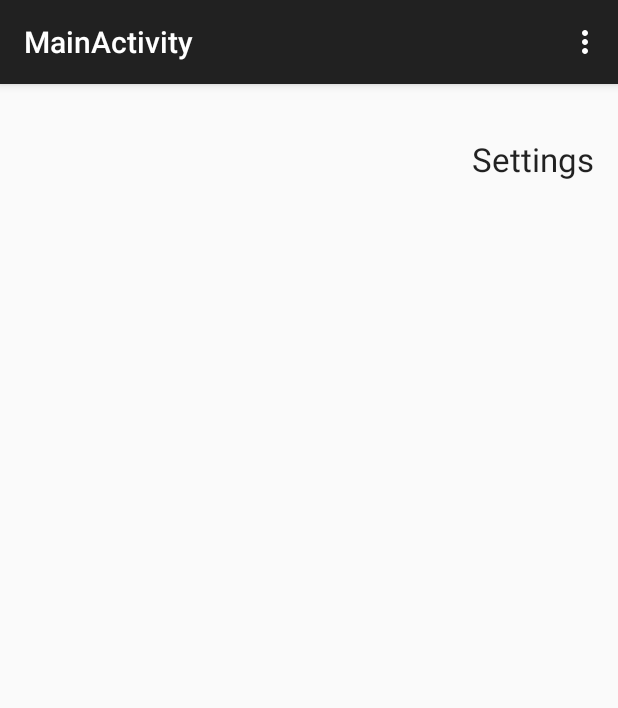
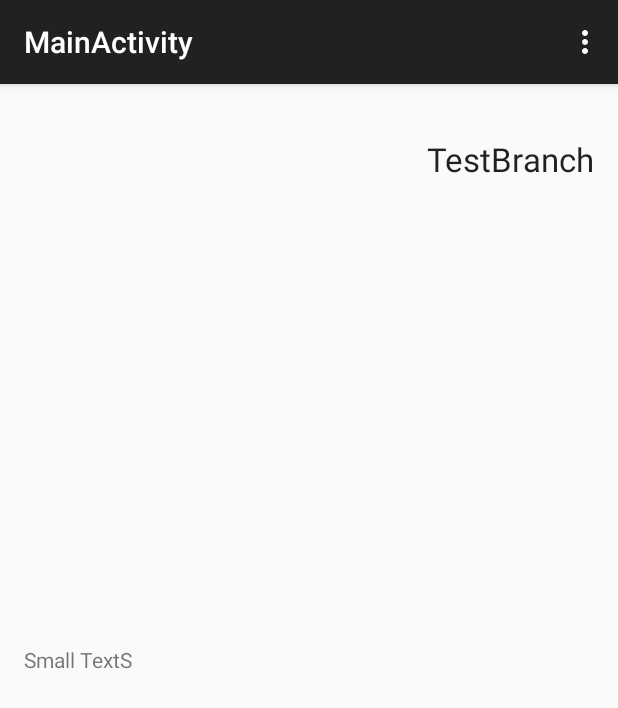
Before and after one commit to rwells71/TestAndroidStudioGithub, an Android app: the screen it shows after launch (MainActivity), on a phone screen of 412 x 824 dp. Shown: the top 708 px of the screen. Run offline under Robolectric (Android 15) with nearby library versions, the phone set to English and light mode, and no system bars.

Commit message:
Changing text on TextBranch

```diff
--- a/app/src/main/res/layout/fragment_main.xml
+++ b/app/src/main/res/layout/fragment_main.xml
@@ -13,10 +13,20 @@
         android:layout_width="wrap_content"
         android:layout_height="wrap_content"
         android:textAppearance="?android:attr/textAppearanceLarge"
-        android:text="Settings"
+        android:text="TestBranch"
         android:id="@+id/textView"
         android:layout_below="@+id/section_label"
         android:layout_alignParentRight="true"
         android:layout_alignParentEnd="true" />
 
+    <TextView
+        android:layout_width="wrap_content"
+        android:layout_height="wrap_content"
+        android:textAppearance="?android:attr/textAppearanceSmall"
+        android:text="Small TextS"
+        android:id="@+id/textView2"
+        android:layout_centerVertical="true"
+        android:layout_alignParentLeft="true"
+        android:layout_alignParentStart="true" />
+
 </RelativeLayout>
```
